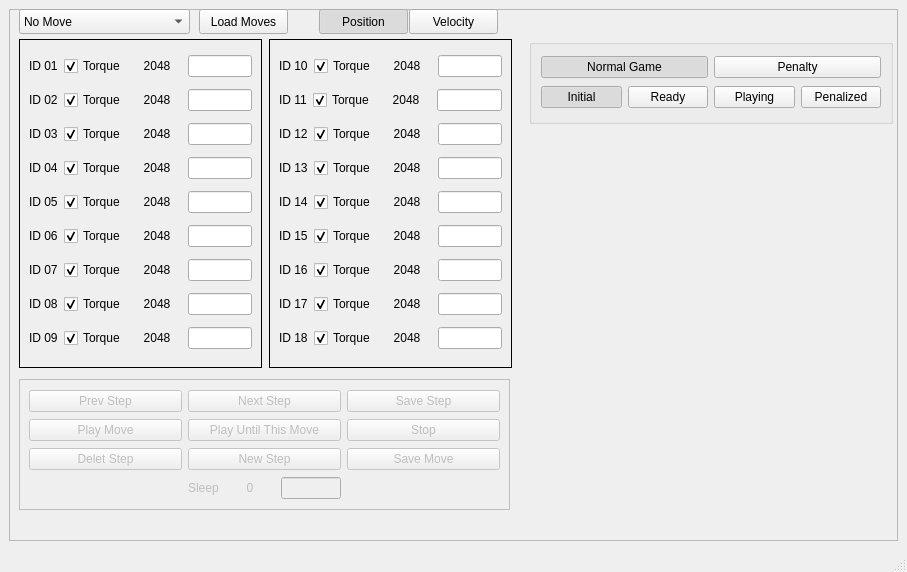
This is src/gui/src/main_window.ui in RoboFEI/RoboFEI-HT_2023_SOFTWARE as Qt 5 draws it before an edit. The edited form follows.
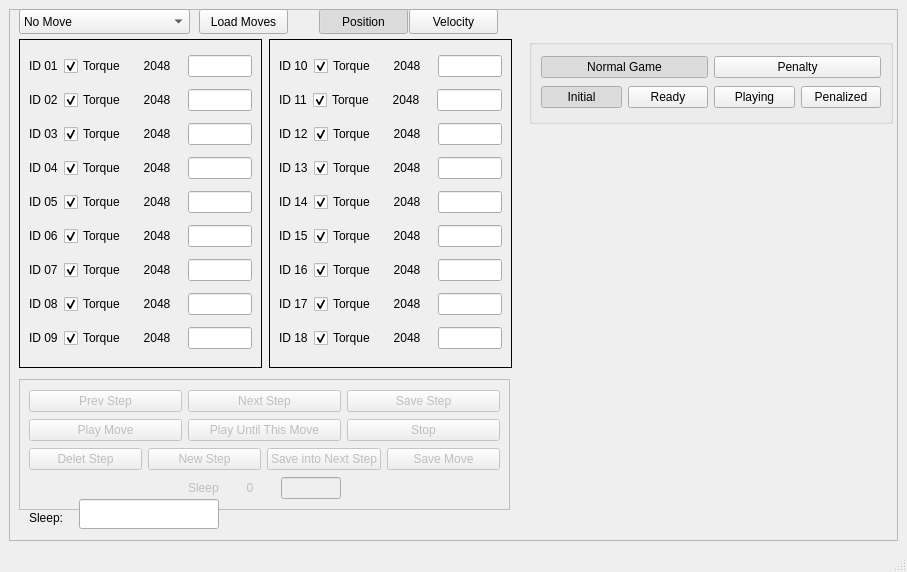
This is the edited form.

Commit message: adicionada save as next step

What changed in the file:
```diff
--- a/src/gui/src/main_window.ui
+++ b/src/gui/src/main_window.ui
@@ -1241,6 +1241,13 @@
             </property>
            </widget>
           </item>
+          <item>
+           <widget class="QPushButton" name="saveIntoNextStep_button">
+            <property name="text">
+             <string>Save into Next Step</string>
+            </property>
+           </widget>
+          </item>
           <item>
            <widget class="QPushButton" name="saveMove_button">
             <property name="text">
@@ -1330,6 +1337,29 @@
         </item>
        </layout>
       </widget>
+      <widget class="QLabel" name="label">
+       <property name="geometry">
+        <rect>
+         <x>20</x>
+         <y>500</y>
+         <width>67</width>
+         <height>17</height>
+        </rect>
+       </property>
+       <property name="text">
+        <string>Sleep:</string>
+       </property>
+      </widget>
+      <widget class="QLineEdit" name="sleep_value">
+       <property name="geometry">
+        <rect>
+         <x>70</x>
+         <y>490</y>
+         <width>140</width>
+         <height>30</height>
+        </rect>
+       </property>
+      </widget>
      </widget>
     </item>
    </layout>
```
The commit also changes 3 other files.
